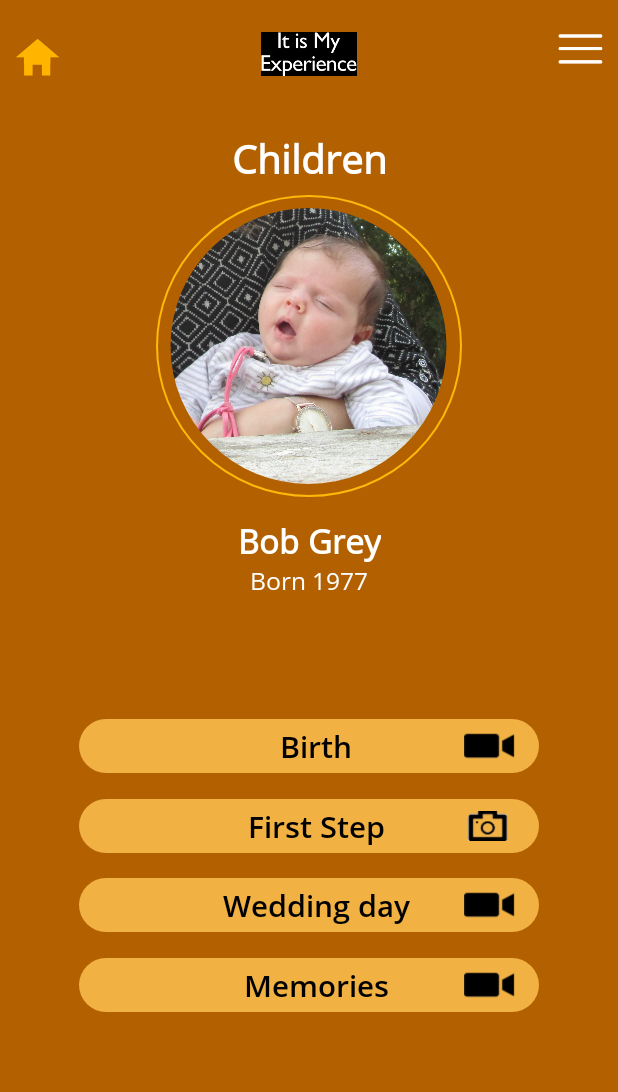
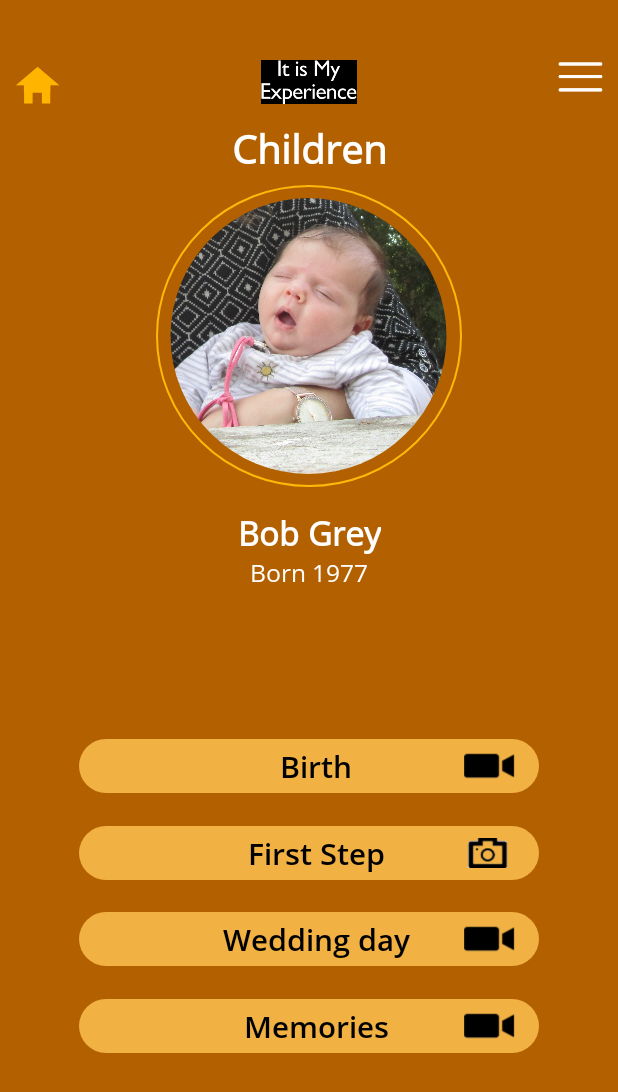
Before and after one commit to tehilaschechter/SampleScreen-1, an Android app: the Child screen opened directly, with no data from a screen before it, on a phone screen of 412 x 824 dp. Shown: the top 1092 px of the screen. Run offline under Robolectric (Android 15) with nearby library versions, the phone set to English and light mode, and no system bars; our stand-ins replace CircleImageView.

Commit message:
constrain parents, add wisdom activity

```diff
--- a/app/src/main/AndroidManifest.xml
+++ b/app/src/main/AndroidManifest.xml
@@ -9,7 +9,8 @@
         android:roundIcon="@mipmap/ic_launcher_round"
         android:supportsRtl="true"
         android:theme="@style/AppTheme">
-        <activity android:name=".Spouse"></activity>
+        <activity android:name=".Wisdom"></activity>
+        <activity android:name=".Spouse" />
         <activity android:name=".Work" />
         <activity android:name=".Childhood" />
         <activity android:name=".Parents" />
--- a/app/src/main/res/layout/activity_child.xml
+++ b/app/src/main/res/layout/activity_child.xml
@@ -22,7 +22,7 @@
         android:id="@+id/imgLogo"
         android:layout_width="133dp"
         android:layout_height="29dp"
-        android:layout_marginBottom="43dp"
+        android:layout_marginBottom="18dp"
         android:src="@drawable/logo"
         app:layout_constraintBottom_toTopOf="@+id/txtChildren"
         app:layout_constraintEnd_toStartOf="@+id/btnMenu"
@@ -107,7 +107,6 @@
         android:layout_height="201dp"
         android:background="@drawable/transparent_circle_background"
         android:padding="5dp"
-        app:layout_constraintBottom_toTopOf="@+id/glnImageBottom"
         app:layout_constraintEnd_toEndOf="parent"
         app:layout_constraintStart_toStartOf="parent"
         app:layout_constraintTop_toTopOf="@+id/glnImageTop">
@@ -179,14 +178,14 @@
         android:layout_width="wrap_content"
         android:layout_height="wrap_content"
         android:orientation="horizontal"
-        app:layout_constraintGuide_percent="0.58" />
+        app:layout_constraintGuide_percent="0.59" />
 
     <androidx.constraintlayout.widget.Guideline
         android:id="@+id/glnButtonsBottom"
         android:layout_width="wrap_content"
         android:layout_height="wrap_content"
         android:orientation="horizontal"
-        app:layout_constraintGuide_percent="0.82" />
+        app:layout_constraintGuide_percent="0.86" />
 
     <androidx.constraintlayout.widget.Guideline
         android:id="@+id/glnImageTop"
@@ -195,12 +194,5 @@
         android:orientation="horizontal"
         app:layout_constraintGuide_percent="0.15" />
 
-    <androidx.constraintlayout.widget.Guideline
-        android:id="@+id/glnImageBottom"
-        android:layout_width="wrap_content"
-        android:layout_height="wrap_content"
-        android:orientation="horizontal"
-        app:layout_constraintGuide_percent="0.41" />
-
 
 </androidx.constraintlayout.widget.ConstraintLayout>
```
Also changed, not shown: app/src/main/java/com/example/samplescreen/MainActivity.java (+11 -0 lines), app/src/main/java/com/example/samplescreen/Wisdom.java (added, +14 -0 lines), app/src/main/res/layout/activity_parents.xml (+5 -4 lines), app/src/main/res/layout/activity_wisdom.xml (added, +9 -0 lines).
